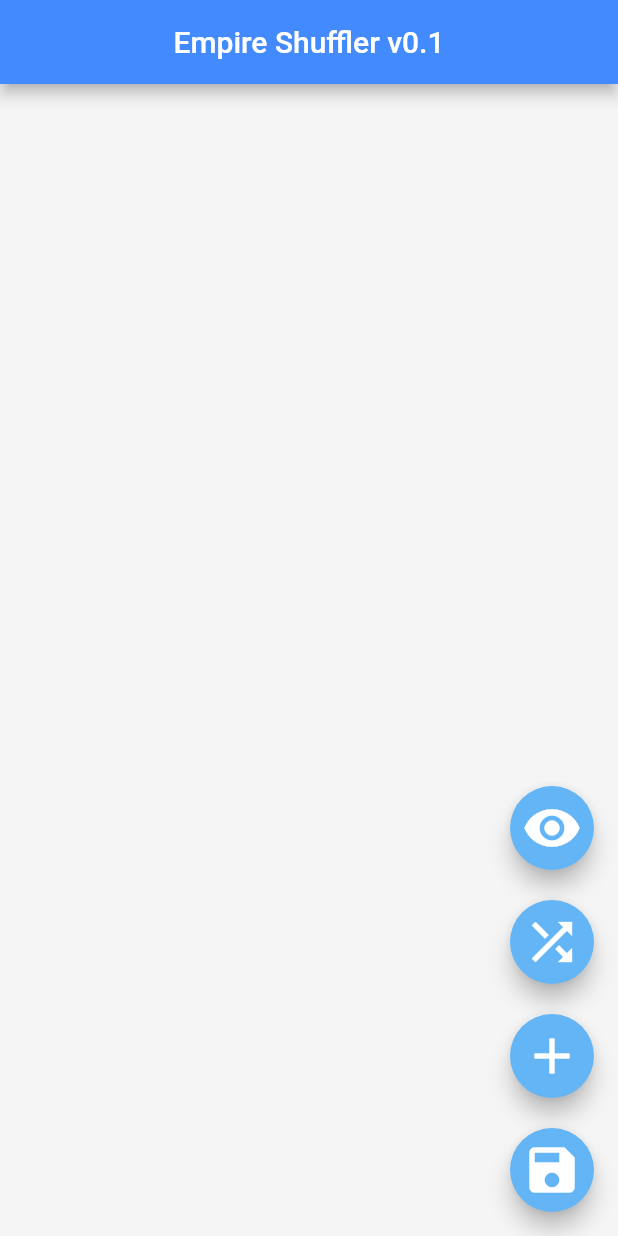
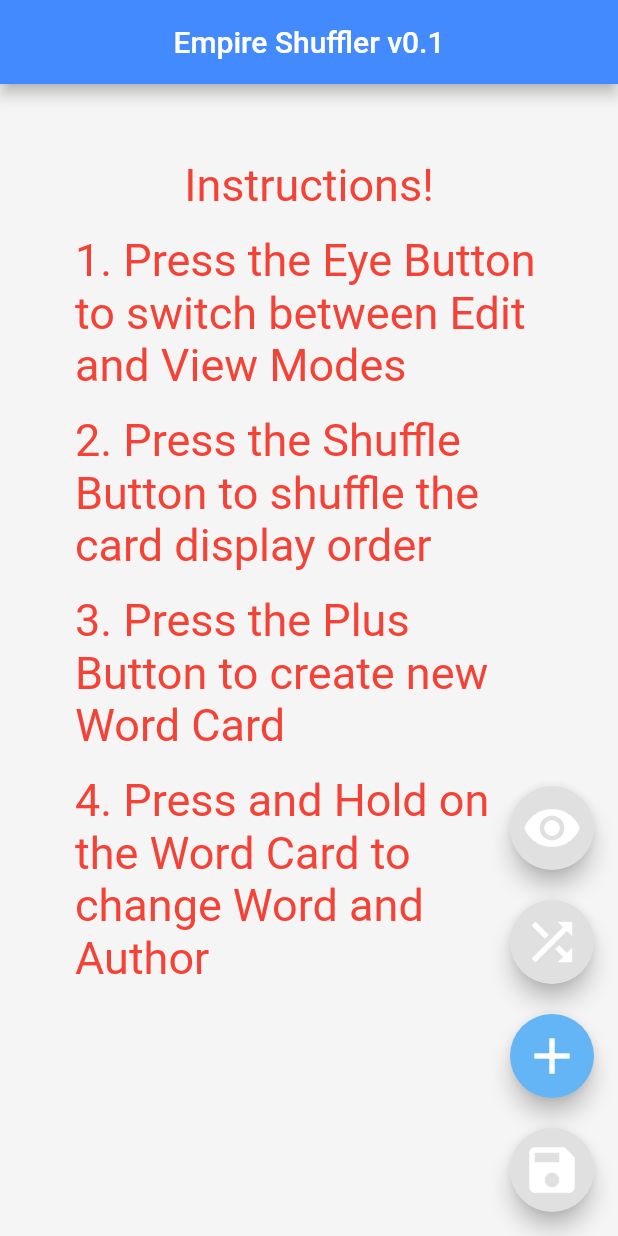
Before and after one commit to yaacovkdev/WordShuffler, a Flutter app: the screen it shows after launch, on a phone screen of 412 x 824 dp. Run offline on Flutter 3.47's test engine with Material 2 defaults, Android fonts, the light colour scheme and no system bars; missing offline and left inert: radial_button.

Commit message:
v0.1 button changes

```diff
--- a/lib/main.dart
+++ b/lib/main.dart
@@ -1,7 +1,9 @@
 import 'dart:convert';
+import 'dart:ui';
 
 import 'package:flutter/material.dart';
 import 'package:quotelist/viewquotetemplate.dart';
+import 'package:radial_button/widget/circle_floating_button.dart';
 import 'quote.dart';
 import 'quotetemplate.dart';
 import 'save.dart';
@@ -48,6 +50,118 @@
         quote.found = true;
       }
     });
+  }
+
+  Color? colorOnEmpty(){
+    Color? main = Colors.white;
+    if(quotes.isEmpty){
+      main = Colors.grey[300];
+      return main;
+    } else {
+      main = Colors.blue[300];
+      return main;
+    }
+  }
+
+  Widget tutorialDisplay(){
+    return Container(
+      margin: EdgeInsets.all(50),
+
+      child: SingleChildScrollView(
+        child: Column(
+          mainAxisAlignment: MainAxisAlignment.start,
+          children: [
+            Text(
+              'Instructions!',
+              style: TextStyle(
+                fontSize: 30,
+                color: Colors.red,
+              ),
+            ),
+            SizedBox(height: 15,),
+            Text(
+              '1. Press the Eye Button to switch between Edit and View Modes',
+              style: TextStyle(
+                fontSize: 30,
+                color: Colors.red,
+              ),
+            ),
+            SizedBox(height: 15,),
+            Text(
+              '2. Press the Shuffle Button to shuffle the card display order',
+              style: TextStyle(
+                fontSize: 30,
+                color: Colors.red,
+              ),
+            ),
+            SizedBox(height: 15,),
+            Text(
+              '3. Press the Plus Button to create new Word Card',
+              style: TextStyle(
+                fontSize: 30,
+                color: Colors.red,
+              ),
+            ),
+            SizedBox(height: 15,),
+            Text(
+              '4. Press and Hold on the Word Card to change Word and Author',
+              style: TextStyle(
+                fontSize: 30,
+                color: Colors.red,
+              ),
+            ),
+          ],
+        ),
+      ),
+    );
+  }
+
+  Widget mainView(){
+    return Container(
+      child: SingleChildScrollView(
+        child: Center(
+          child: Column(
+            children: quotes.map((quote) {
+
+              if(quote.found){
+                cardcolor = Colors.orangeAccent.withOpacity(0.5);
+              } else {
+                cardcolor = Colors.white;
+              }
+
+              if(viewMode) {
+                return ViewQuoteCard(
+                  quote: quote,
+                  color: cardcolor,
+                  changeColor: () => changeCardColor(quote),
+                );
+              }
+
+              return EditQuoteCard(
+                quote: quote,
+                color: cardcolor,
+                changeColor: () => changeCardColor(quote),
+                delete: () {
+                  setState(() {
+                    quotes.remove(quote);
+                  });
+                },
+                changeText: () async {
+                  await _displayTextInputDialog(context);
+                  setState(() {
+
+                    if(valueText1 != null) {quote.text = valueText1!;}
+                    if(valueText2 != null) {quote.author = valueText2!;}
+                    makeValueNull();
+
+                  });
+                },
+              );
+            }).toList(),
+          ),
+        ),
+      ),
+    );
   }
 
   Future<void> _displayTextInputDialog(BuildContext context) async {
@@ -111,56 +225,15 @@
         centerTitle: true,
         backgroundColor: Colors.blueAccent,
       ),
-      body: SingleChildScrollView(
-        child: Center(
-          child: Column(
-            children: quotes.map((quote) {
+      body: quotes.isEmpty ? tutorialDisplay() : mainView(),
 
-              if(quote.found){
-                cardcolor = Colors.orangeAccent.withOpacity(0.5);
-              } else {
-                cardcolor = Colors.white;
-              }
-
-              if(viewMode) {
-                return ViewQuoteCard(
-                  quote: quote,
-                  color: cardcolor,
-                  changeColor: () => changeCardColor(quote),
-                );
-              }
-
-
-              return EditQuoteCard(
-                quote: quote,
-                color: cardcolor,
-                changeColor: () => changeCardColor(quote),
-                delete: () {
-                  setState(() {
-                    quotes.remove(quote);
-                  });
-                },
-                changeText: () async {
-                  await _displayTextInputDialog(context);
-                  setState(() {
-
-                    if(valueText1 != null) {quote.text = valueText1!;}
-                    if(valueText2 != null) {quote.author = valueText2!;}
-                    makeValueNull();
-
-                  });
-                },
-              );
-            }).toList(),
-          ),
-        ),
-      ),
       floatingActionButton: Column(
         mainAxisAlignment: MainAxisAlignment.end,
         children: [
           FloatingActionButton(
-            backgroundColor: Colors.blue[300],
+            backgroundColor: colorOnEmpty(),
             onPressed: () {
+              if(quotes.isEmpty) return;
               setState(() {
                 viewMode = !viewMode;
               });
@@ -172,8 +245,9 @@
           ),
           SizedBox(height: 20,),
           FloatingActionButton(
-            backgroundColor: Colors.blue[300],
+            backgroundColor: colorOnEmpty(),
             onPressed: () {
+              if(quotes.isEmpty) return;
               setState(() {
                 quotes.shuffle();
               });
@@ -186,8 +260,6 @@
           SizedBox(height: 20,),
           FloatingActionButton(
             backgroundColor: Colors.blue[300],
-
-
             onPressed: () async {
               await _displayTextInputDialog(context);
               setState(() {
@@ -205,16 +277,14 @@
           ),
           SizedBox(height: 20,),
           FloatingActionButton(
-            backgroundColor: Colors.blue[300],
+            backgroundColor: colorOnEmpty(),
             onPressed: () async {
+              if(quotes.isEmpty) return;
               String text = '';
 
                 await Save().writeFile(quotes);
                 text = await (Save().readFile()) as String;
                 print(jsonDecode(text)['found']);
-
-
-
 
               /*setState(() {
                 quotes.clear();
--- a/pubspec.yaml
+++ b/pubspec.yaml
@@ -37,6 +37,8 @@
   cupertino_icons: ^1.0.2
 
   path_provider: ^2.1.0
+
+  radial_button: ^1.0.1
 
 
 
```
Also changed, not shown: pubspec.lock.
